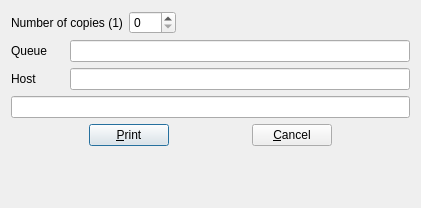
eteran/nedit-ng, file source/DialogPrint.ui: the form before one commit.
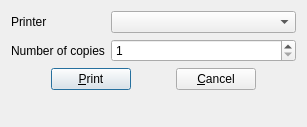
The form after the commit. Icons and pictures are not drawn.

Commit message: native printer support!

What changed in the file:
```diff
--- a/source/DialogPrint.ui
+++ b/source/DialogPrint.ui
@@ -6,79 +6,58 @@
    <rect>
     <x>0</x>
     <y>0</y>
-    <width>421</width>
-    <height>208</height>
+    <width>307</width>
+    <height>127</height>
    </rect>
   </property>
   <property name="windowTitle">
    <string>Print</string>
   </property>
-  <layout class="QVBoxLayout" name="verticalLayout">
-   <item>
     <layout class="QGridLayout" name="gridLayout">
-     <item row="0" column="0" colspan="2">
+   <item row="1" column="0">
       <widget class="QLabel" name="labelCopies">
        <property name="text">
-        <string>Number of copies (1)</string>
+      <string>Number of copies</string>
        </property>
       </widget>
      </item>
-     <item row="0" column="2">
+   <item row="0" column="1" colspan="2">
+    <widget class="QComboBox" name="printers"/>
+   </item>
+   <item row="1" column="1" colspan="2">
       <widget class="QSpinBox" name="spinCopies">
        <property name="minimum">
-        <number>0</number>
+      <number>1</number>
        </property>
        <property name="maximum">
         <number>999</number>
        </property>
        <property name="value">
-        <number>0</number>
+      <number>1</number>
        </property>
       </widget>
      </item>
-     <item row="0" column="3">
-      <spacer name="horizontalSpacer_4">
+   <item row="3" column="0">
+    <spacer name="verticalSpacer">
        <property name="orientation">
-        <enum>Qt::Horizontal</enum>
+      <enum>Qt::Vertical</enum>
        </property>
        <property name="sizeHint" stdset="0">
         <size>
-         <width>40</width>
-         <height>20</height>
+       <width>20</width>
+       <height>3</height>
         </size>
        </property>
       </spacer>
      </item>
-     <item row="1" column="0">
-      <widget class="QLabel" name="labelQueue">
+   <item row="0" column="0">
+    <widget class="QLabel" name="labelPrinters">
        <property name="text">
-        <string>Queue</string>
+      <string>Printer</string>
        </property>
       </widget>
      </item>
-     <item row="1" column="1" colspan="3">
-      <widget class="QLineEdit" name="editQueue"/>
-     </item>
-     <item row="2" column="0">
-      <widget class="QLabel" name="labelHost">
-       <property name="text">
-        <string>Host</string>
-       </property>
-      </widget>
-     </item>
-     <item row="2" column="1" colspan="3">
-      <widget class="QLineEdit" name="editHost">
-       <property name="clearButtonEnabled">
-        <bool>true</bool>
-       </property>
-      </widget>
-     </item>
-     <item row="3" column="0" colspan="4">
-      <widget class="QLineEdit" name="editCommand"/>
-     </item>
-    </layout>
-   </item>
-   <item>
+   <item row="2" column="0" colspan="3">
     <layout class="QHBoxLayout" name="horizontalLayout_3">
      <item>
       <spacer name="horizontalSpacer_2">
@@ -143,19 +122,6 @@
      </item>
     </layout>
    </item>
-   <item>
-    <spacer name="verticalSpacer">
-     <property name="orientation">
-      <enum>Qt::Vertical</enum>
-     </property>
-     <property name="sizeHint" stdset="0">
-      <size>
-       <width>20</width>
-       <height>3</height>
-      </size>
-     </property>
-    </spacer>
-   </item>
   </layout>
  </widget>
  <tabstops>
```
Left out of the diff: 2 changed lines with no effect on the pictures. Lines whose indentation alone changed are shown as unchanged. The commit also changes 7 other files.
